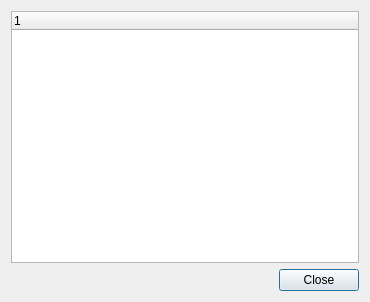
Qt form Code/Mantid/MantidPlot/src/Mantid/MantidSampleMaterialDialog.ui (mantidproject/mantid) before a commit.
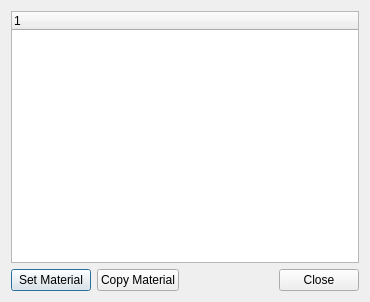
The same form after that commit.

Commit message:
Better tree layout and algorithm buttons
Refs #10377

The edit to the form file:
```diff
--- a/Code/Mantid/MantidPlot/src/Mantid/MantidSampleMaterialDialog.ui
+++ b/Code/Mantid/MantidPlot/src/Mantid/MantidSampleMaterialDialog.ui
@@ -31,6 +31,20 @@
    </item>
    <item>
     <layout class="QHBoxLayout" name="horizontalLayout_2">
+     <item>
+      <widget class="QPushButton" name="pbSetMaterial">
+       <property name="text">
+        <string>Set Material</string>
+       </property>
+      </widget>
+     </item>
+     <item>
+      <widget class="QPushButton" name="pbCopyMaterial">
+       <property name="text">
+        <string>Copy Material</string>
+       </property>
+      </widget>
+     </item>
      <item>
       <spacer name="horizontalSpacer">
        <property name="orientation">
```
The commit also changes 3 other files.
